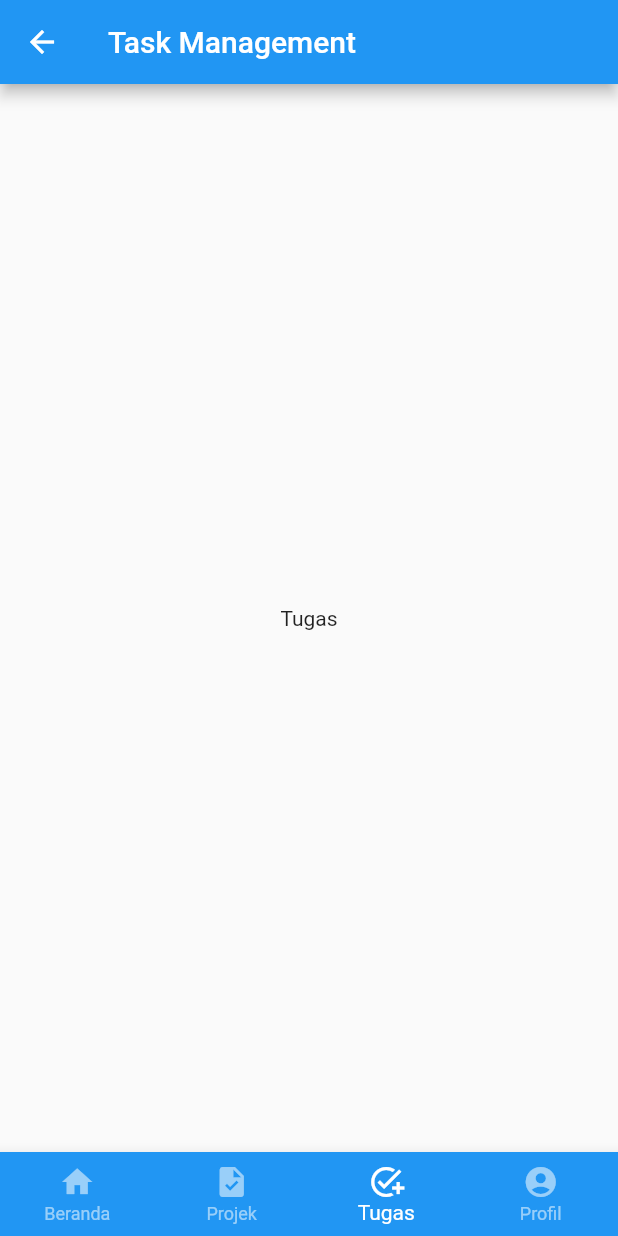
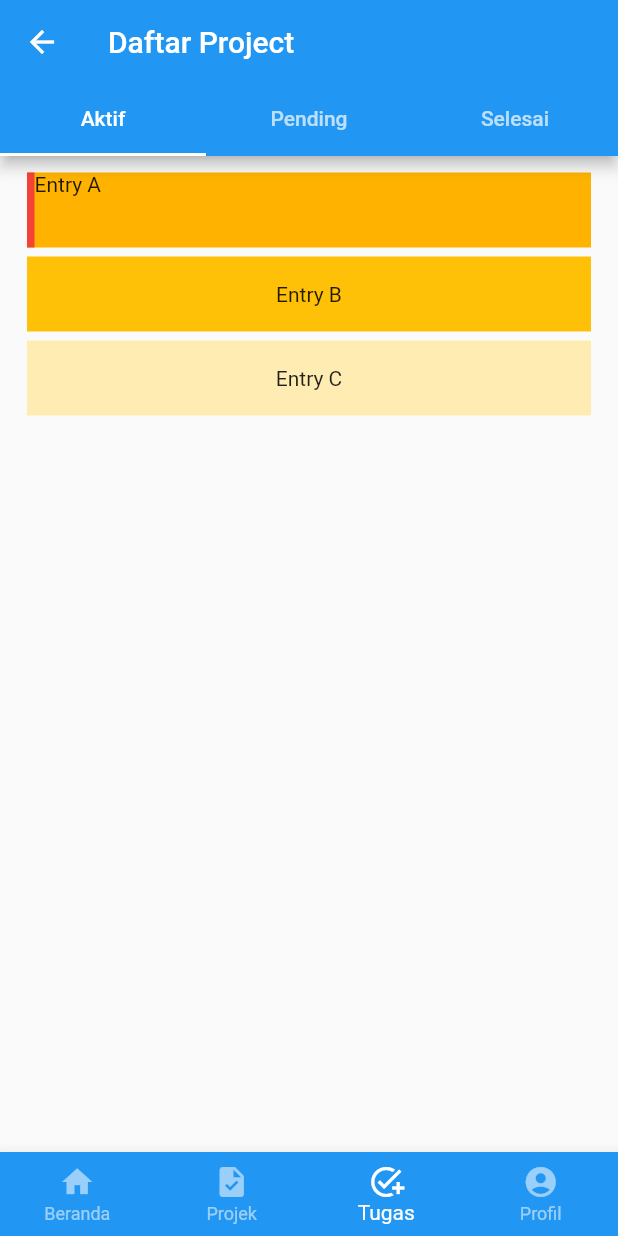
Before and after one commit to nurindah-bp/Task_Management, a Flutter app: the NavbarPage screen opened directly, item 3 of the bottom bar chosen, on a phone screen of 412 x 824 dp. Run offline on Flutter 3.47's test engine with Material 2 defaults, Android fonts, the phone set to English and light mode, and no system bars.

Commit message:
commit 22032023 02:31

```diff
--- a/lib/main.dart
+++ b/lib/main.dart
@@ -1,5 +1,7 @@
 import 'package:flutter/material.dart';
 import 'package:task_management/views/login_page.dart';
+import 'package:task_management/views/projectpage.dart';
+import 'package:task_management/views/projectlistpage.dart';
 
 void main() {
   runApp(const MyApp());
--- a/lib/views/navbarpage.dart
+++ b/lib/views/navbarpage.dart
@@ -2,6 +2,7 @@ import 'package:flutter/material.dart';
 import 'package:task_management/views/homepage.dart';
 import 'package:task_management/views/login_page.dart';
 import 'package:task_management/views/projectpage.dart';
+import 'package:task_management/views/tasklistpage.dart';
 
 class NavbarPage extends StatefulWidget {
   const NavbarPage({super.key});
@@ -24,7 +25,7 @@ class _NavbarPageState extends State<NavbarPage> {
     final _listPage = <Widget>[
       HomePage(),
       ProjectPage(),
-      const Text('Tugas'),
+      TaskListPage(),
       const Text('Profil')
     ];
 
@@ -58,9 +59,6 @@ class _NavbarPageState extends State<NavbarPage> {
     );
 
     return Scaffold(
-      appBar: AppBar(
-        title: const Text('Task Management'),
-      ),
       body: Center(
         child: _listPage[_selectedTabIndex],
       ),
--- /dev/null
+++ b/lib/views/tasklistpage.dart
@@ -0,0 +1,111 @@
+import 'package:flutter/material.dart';
+import 'package:flutter/src/widgets/framework.dart';
+import 'package:flutter/src/widgets/placeholder.dart';
+
+class TaskListPage extends StatefulWidget {
+  const TaskListPage({super.key});
+
+  @override
+  State<TaskListPage> createState() => _TaskListPageState();
+}
+
+class _TaskListPageState extends State<TaskListPage> {
+  @override
+  Widget build(BuildContext context) {
+    return DefaultTabController(
+      initialIndex: 0,
+      length: 3,
+      child: Scaffold(
+        appBar: AppBar(
+          title: const Text('Daftar Project'),
+          bottom: const TabBar(
+            tabs: <Widget>[
+              Tab(
+                text: 'Aktif',
+              ),
+              Tab(
+                text: 'Pending',
+              ),
+              Tab(
+                text: 'Selesai',
+              ),
+            ],
+          ),
+        ),
+        body: new TabBarView(
+          children: <Widget>[
+            new ListView(
+              padding: const EdgeInsets.all(8),
+              children: <Widget>[
+                Container(
+                  margin: EdgeInsets.symmetric(vertical: 3, horizontal: 10.0),
+                  height: 50,
+                  color: Colors.amber[600],
+                  child: Container(
+                    child: Text('Entry A'),
+                    decoration: BoxDecoration(
+                      border: const Border(
+                          left: BorderSide(width: 5, color: Colors.red)),
+                    ),
+                  ),
+                ),
+                Container(
+                  margin: EdgeInsets.symmetric(vertical: 3, horizontal: 10.0),
+                  height: 50,
+                  color: Colors.amber[500],
+                  child: const Center(child: Text('Entry B')),
+                ),
+                Container(
+                  margin: EdgeInsets.symmetric(vertical: 3, horizontal: 10.0),
+                  height: 50,
+                  color: Colors.amber[100],
+                  child: const Center(child: Text('Entry C')),
+                ),
+              ],
+            ),
+            new ListView(
+              padding: const EdgeInsets.all(8),
+              children: <Widget>[
+                Container(
+                  margin: EdgeInsets.symmetric(vertical: 3, horizontal: 10.0),
+                  height: 50,
+                  color: Colors.amber[600],
+                  child: const Center(child: Text('Entry A')),
+                ),
+              ],
+            ),
+            new ListView(
+              padding: const EdgeInsets.all(8),
+              children: <Widget>[
+                Container(
+                  margin: EdgeInsets.symmetric(vertical: 3, horizontal: 10.0),
+                  height: 50,
+                  color: Colors.amber[600],
+                  child: const Center(child: Text('Entry A')),
+                ),
+                Container(
+                  margin: EdgeInsets.symmetric(vertical: 3, horizontal: 10.0),
+                  height: 50,
+                  color: Colors.amber[500],
+                  child: const Center(child: Text('Entry B')),
+                ),
+                Container(
+                  margin: EdgeInsets.symmetric(vertical: 3, horizontal: 10.0),
+                  height: 50,
+                  color: Colors.amber[100],
+                  child: const Center(child: Text('Entry C')),
+                ),
+                Container(
+                  margin: EdgeInsets.symmetric(vertical: 3, horizontal: 10.0),
+                  height: 50,
+                  color: Colors.amber[600],
+                  child: const Center(child: Text('Entry A')),
+                ),
+              ],
+            ),
+          ],
+        ),
+      ),
+    );
+  }
+}
```
Also changed, not shown: lib/views/projectlistpage.dart (added, +105 -0 lines), lib/views/projectpage.dart (+97 -4 lines).
